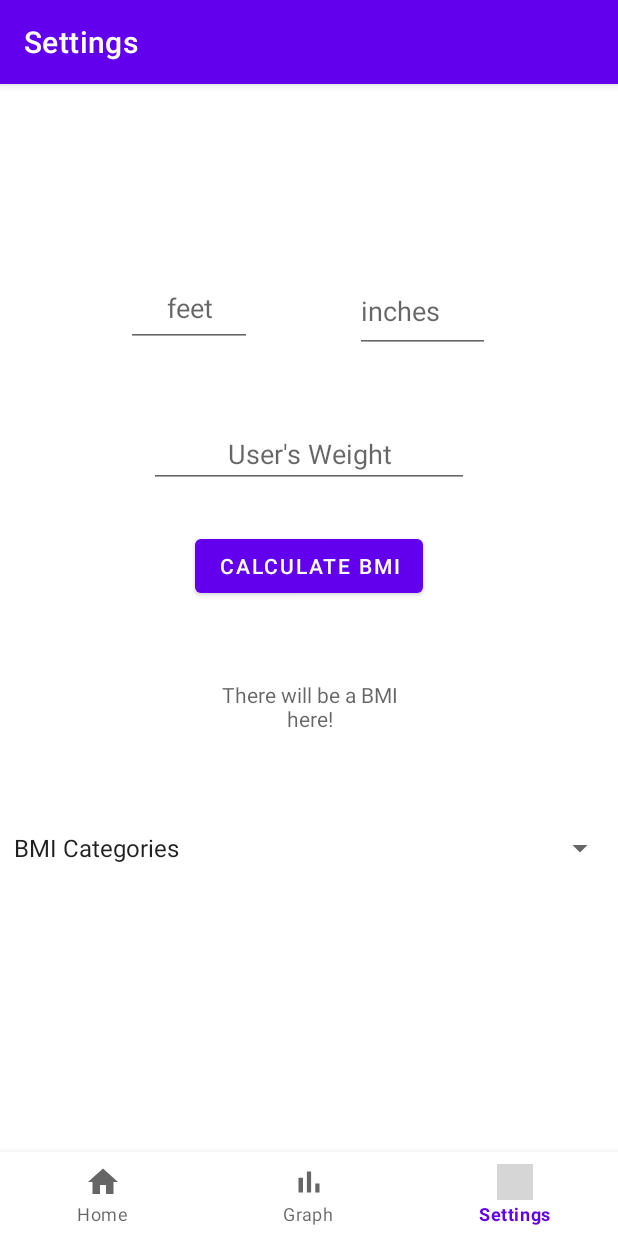
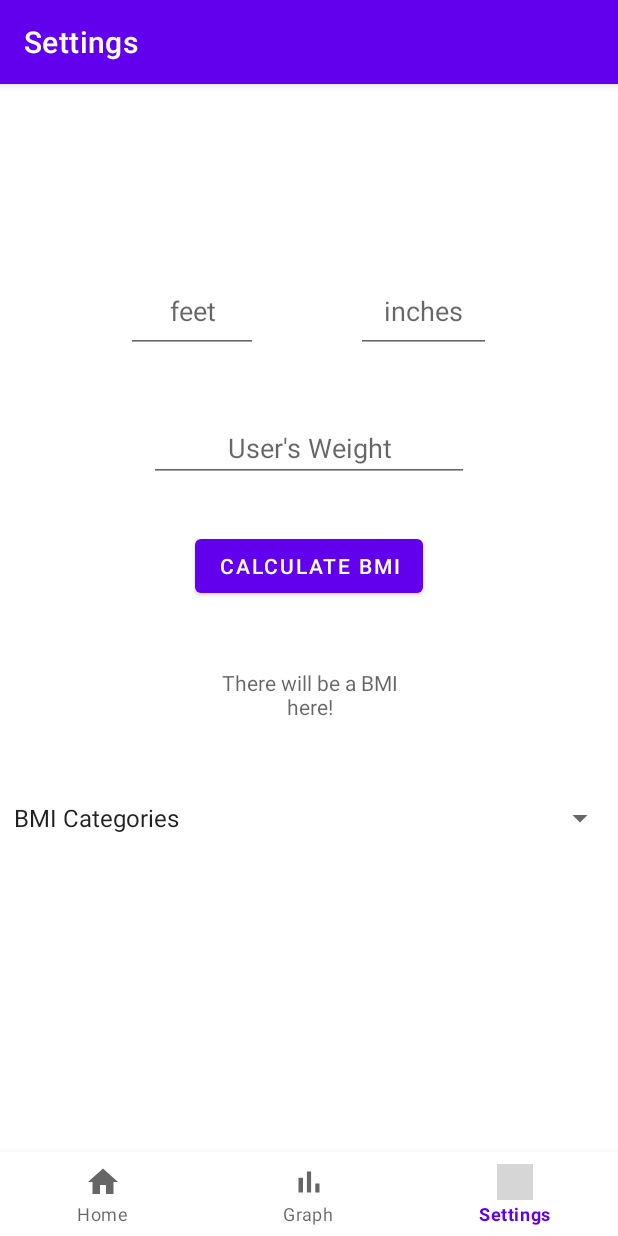
Before and after one commit to FlorenciaDiCiocco/FAT_app_cs246, an Android app: the NotificationsFragment screen opened through its navigation route, on a phone screen of 412 x 824 dp. Run offline under Robolectric (Android 15) with nearby library versions, the phone set to English and light mode, and no system bars; our stand-ins replace navigation-ui; grey boxes are pictures that could not be loaded.

Commit message:
working on fixing BMI code

```diff
--- a/app/src/main/java/com/team3/fat/ui/notifications/NotificationsFragment.java
+++ b/app/src/main/java/com/team3/fat/ui/notifications/NotificationsFragment.java
@@ -20,7 +20,8 @@ import com.team3.fat.R;
 public class NotificationsFragment extends Fragment  implements View.OnClickListener{
 
     private NotificationsViewModel notificationsViewModel;
-    public int peachy;
+
+    public String pear;
 
     public View onCreateView(@NonNull LayoutInflater inflater,
                              ViewGroup container, Bundle savedInstanceState) {
@@ -29,6 +30,8 @@ public class NotificationsFragment extends Fragment  implements View.OnClickList
         View root = inflater.inflate(R.layout.fragment_notifications, container, false);
         final TextView textView = root.findViewById(R.id.feetHeight);
 
+        //This code section is for the spinner found on the settings page.
+        //It does not take an input from the user and do anything with it, it is only there to display information to the user.
         String [] values =
                 {"BMI Categories", "< 16.0\tSeverely Underweight", "16.0 - 18.4\tUnderweight", "18.5 - 24.9\tNormal",
                         "25.0 - 29.9\tOverweight", "30.0 - 34.9\tModerately Obese", "35.0 - 39.9\tSeverely Obese",
@@ -55,6 +58,7 @@ public class NotificationsFragment extends Fragment  implements View.OnClickList
         int ftToInch;
         int totalInch;
         int lizard;
+        int peachy;
 
         //process of turning feetHeight input to an int so it can be used for calculating BMI
         EditText et = (EditText) v.findViewById(R.id.feetHeight);
@@ -85,12 +89,20 @@ public class NotificationsFragment extends Fragment  implements View.OnClickList
 
         //divide the weight given by lizard
         peachy = (mule/lizard);
+
+        // get text from EditText name view
+        //pear = peachy.getText().toString();
+
     }
+
     @Override
     public void onClick(View v) {
-        calculateBMI(v);
-        TextView tv = (TextView) v.findViewById(R.id.numBMI);
-        tv.setText(peachy);
+        TextView myTextView = (TextView) v.findViewById(R.id.numBMI);
+        myTextView.setText(pear);
 
-        }
+//        TextView tv = (TextView) v.findViewById(R.id.numBMI);
+//        String s=String.valueOf(pear);
+//        tv.setText(s);
+    }
+
 }
--- a/app/src/main/res/layout/fragment_notifications.xml
+++ b/app/src/main/res/layout/fragment_notifications.xml
@@ -8,8 +8,8 @@
 
     <EditText
         android:id="@+id/feetHeight"
-        android:layout_width="84dp"
-        android:layout_height="51dp"
+        android:layout_width="88dp"
+        android:layout_height="55dp"
         android:layout_marginStart="84dp"
         android:layout_marginLeft="84dp"
         android:layout_marginTop="68dp"
@@ -25,9 +25,11 @@
         android:id="@+id/numBMI"
         android:layout_width="139dp"
         android:layout_height="59dp"
-        android:layout_marginTop="40dp"
+        android:layout_marginTop="16dp"
+        android:layout_marginBottom="30dp"
         android:gravity="center"
         android:hint="There will be a BMI here!"
+        app:layout_constraintBottom_toTopOf="@+id/BMIspinner"
         app:layout_constraintEnd_toEndOf="parent"
         app:layout_constraintStart_toStartOf="parent"
         app:layout_constraintTop_toBottomOf="@+id/buttonBMI" />
@@ -36,7 +38,7 @@
         android:id="@+id/BMIspinner"
         android:layout_width="409dp"
         android:layout_height="41dp"
-        android:layout_marginTop="44dp"
+        android:layout_marginTop="32dp"
         app:layout_constraintEnd_toEndOf="parent"
         app:layout_constraintStart_toStartOf="parent"
         app:layout_constraintTop_toBottomOf="@+id/numBMI" />
@@ -45,9 +47,11 @@
         android:id="@+id/buttonBMI"
         android:layout_width="wrap_content"
         android:layout_height="wrap_content"
-        android:layout_marginTop="28dp"
+        android:layout_marginTop="32dp"
+        android:layout_marginBottom="16dp"
         android:onClick="onClick"
         android:text="@string/calc_BMI"
+        app:layout_constraintBottom_toTopOf="@+id/numBMI"
         app:layout_constraintEnd_toEndOf="parent"
         app:layout_constraintStart_toStartOf="parent"
         app:layout_constraintTop_toBottomOf="@+id/calcWithWeight" />
@@ -60,6 +64,7 @@
         android:layout_marginEnd="84dp"
         android:layout_marginRight="84dp"
         android:ems="10"
+        android:gravity="center"
         android:hint="inches"
         android:inputType="numberSigned"
         app:layout_constraintEnd_toEndOf="parent"
@@ -71,14 +76,16 @@
         android:id="@+id/calcWithWeight"
         android:layout_width="wrap_content"
         android:layout_height="wrap_content"
-        android:layout_marginTop="168dp"
+        android:layout_marginTop="164dp"
         android:ems="10"
         android:gravity="center"
         android:hint="User's Weight"
-        android:inputType="numberSigned"
+        android:inputType="numberDecimal"
+        app:layout_constraintBottom_toTopOf="@+id/buttonBMI"
         app:layout_constraintEnd_toEndOf="parent"
         app:layout_constraintStart_toStartOf="parent"
-        app:layout_constraintTop_toTopOf="parent" />
+        app:layout_constraintTop_toTopOf="parent"
+        app:layout_constraintVertical_bias="0.0" />
 
 
 </androidx.constraintlayout.widget.ConstraintLayout>
```
Also changed, not shown: app/src/main/res/layout/activity_add_weight_final.xml (+11 -9 lines).
